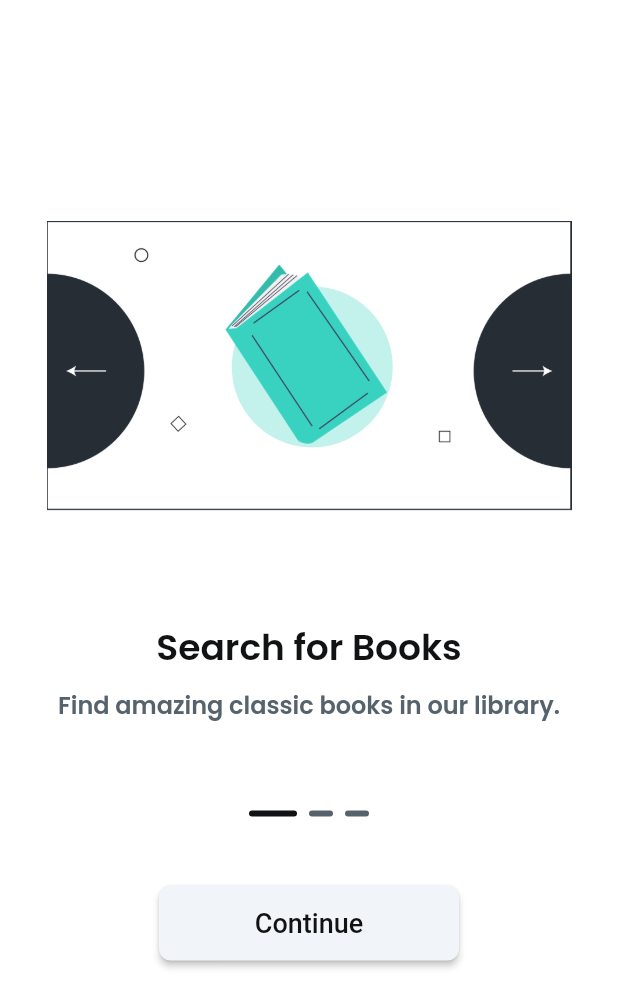
After one commit to Stevevhan/ElectroKart, a Flutter app: the OnboardingWidget screen opened by its route, on a phone screen of 412 x 824 dp. The commit adds this screen. Shown: the top 1008 px of the screen. Run offline on Flutter 3.47's test engine with Material 2 defaults, Android fonts, the phone set to English and light mode, and no system bars; drawn by our look-alikes of auto_size_text, smooth_page_indicator; our stand-ins replace built_collection, built_value, cached_network_image, cloud_firestore, easy_debounce, expandable and 23 more; missing offline and left inert: dash_chat, json_path, mime_type, text_search; accounts and stored records are empty; network calls fail; Roboto replaces fonts that are missing (Lexend Deca).

Commit message:
Updating to latest FlutterFlow output.

```diff
--- a/lib/flutter_flow/nav/nav.dart
+++ b/lib/flutter_flow/nav/nav.dart
@@ -184,6 +184,16 @@ GoRouter createRouter(AppStateNotifier appStateNotifier) => GoRouter(
               name: 'Verify_Email',
               path: 'verifyEmail',
               builder: (context, params) => VerifyEmailWidget(),
+            ),
+            FFRoute(
+              name: 'Onboarding',
+              path: 'onboarding',
+              builder: (context, params) => OnboardingWidget(),
+            ),
+            FFRoute(
+              name: 'Report',
+              path: 'report',
+              builder: (context, params) => ReportWidget(),
             )
           ].map((r) => r.toRoute(appStateNotifier)).toList(),
         ).toRoute(appStateNotifier),
--- a/lib/index.dart
+++ b/lib/index.dart
@@ -15,3 +15,5 @@ export 'searchpage/searchpage_widget.dart' show SearchpageWidget;
 export 'easter_egg/easter_egg_widget.dart' show EasterEggWidget;
 export 'terms_ofservice/terms_ofservice_widget.dart' show TermsOfserviceWidget;
 export 'verify_email/verify_email_widget.dart' show VerifyEmailWidget;
+export 'onboarding/onboarding_widget.dart' show OnboardingWidget;
+export 'report/report_widget.dart' show ReportWidget;
--- /dev/null
+++ b/lib/onboarding/onboarding_widget.dart
@@ -0,0 +1,318 @@
+import '../flutter_flow/flutter_flow_theme.dart';
+import '../flutter_flow/flutter_flow_util.dart';
+import '../flutter_flow/flutter_flow_widgets.dart';
+import 'package:smooth_page_indicator/smooth_page_indicator.dart'
+    as smooth_page_indicator;
+import 'package:flutter/material.dart';
+import 'package:flutter_spinkit/flutter_spinkit.dart';
+import 'package:google_fonts/google_fonts.dart';
+import 'package:provider/provider.dart';
+
+class OnboardingWidget extends StatefulWidget {
+  const OnboardingWidget({Key? key}) : super(key: key);
+
+  @override
+  _OnboardingWidgetState createState() => _OnboardingWidgetState();
+}
+
+class _OnboardingWidgetState extends State<OnboardingWidget> {
+  PageController? pageViewController;
+  final scaffoldKey = GlobalKey<ScaffoldState>();
+
+  @override
+  Widget build(BuildContext context) {
+    context.watch<FFAppState>();
+
+    return Scaffold(
+      key: scaffoldKey,
+      backgroundColor: FlutterFlowTheme.of(context).secondaryBackground,
+      body: Column(
+        mainAxisSize: MainAxisSize.max,
+        children: [
+          Padding(
+            padding: EdgeInsetsDirectional.fromSTEB(0, 60, 0, 0),
+            child: Row(
+              mainAxisSize: MainAxisSize.max,
+              mainAxisAlignment: MainAxisAlignment.center,
+              children: [],
+            ),
+          ),
+          Row(
+            mainAxisSize: MainAxisSize.max,
+            children: [
+              Expanded(
+                child: Container(
+                  width: double.infinity,
+                  height: MediaQuery.of(context).size.height * 0.6,
+                  child: Stack(
+                    children: [
+                      Padding(
+                        padding: EdgeInsetsDirectional.fromSTEB(0, 0, 0, 30),
+                        child: PageView(
+                          controller: pageViewController ??=
+                              PageController(initialPage: 0),
+                          scrollDirection: Axis.horizontal,
+                          children: [
+                            Container(
+                              width: 100,
+                              height: 100,
+                              decoration: BoxDecoration(),
+                              child: Column(
+                                mainAxisSize: MainAxisSize.max,
+                                mainAxisAlignment: MainAxisAlignment.center,
+                                children: [
+                                  Row(
+                                    mainAxisSize: MainAxisSize.max,
+                                    mainAxisAlignment: MainAxisAlignment.center,
+                                    children: [
+                                      Padding(
+                                        padding: EdgeInsetsDirectional.fromSTEB(
+                                            0, 0, 0, 20),
+                                        child: Image.asset(
+                                          'assets/images/onboarding_1.png',
+                                          width: 350,
+                                          height: 300,
+                                          fit: BoxFit.fitWidth,
+                                        ),
+                                      ),
+                                    ],
+                                  ),
+                                  Padding(
+                                    padding: EdgeInsetsDirectional.fromSTEB(
+                                        20, 0, 20, 8),
+                                    child: Row(
+                                      mainAxisSize: MainAxisSize.max,
+                                      children: [
+                                        Expanded(
+                                          child: Text(
+                                            'Search for Books',
+                                            textAlign: TextAlign.center,
+                                            style: FlutterFlowTheme.of(context)
+                                                .title1,
+                                          ),
+                                        ),
+                                      ],
+                                    ),
+                                  ),
+                                  Padding(
+                                    padding: EdgeInsetsDirectional.fromSTEB(
+                                        20, 0, 20, 8),
+                                    child: Row(
+                                      mainAxisSize: MainAxisSize.max,
+                                      children: [
+                                        Expanded(
+                                          child: Text(
+                                            'Find amazing classic books in our library.',
+                                            textAlign: TextAlign.center,
+                                            style: FlutterFlowTheme.of(context)
+                                                .subtitle2,
+                                          ),
+                                        ),
+                                      ],
+                                    ),
+                                  ),
+                                ],
+                              ),
+                            ),
+                            Container(
+                              width: 100,
+                              height: 100,
+                              decoration: BoxDecoration(),
+                              child: Column(
+                                mainAxisSize: MainAxisSize.max,
+                                mainAxisAlignment: MainAxisAlignment.center,
+                                children: [
+                                  Row(
+                                    mainAxisSize: MainAxisSize.max,
+                                    mainAxisAlignment: MainAxisAlignment.center,
+                                    children: [
+                                      Padding(
+                                        padding: EdgeInsetsDirectional.fromSTEB(
+                                            0, 0, 0, 20),
+                                        child: Image.asset(
+                                          'assets/images/onboarding_2.png',
+                                          width: 300,
+                                          height: 300,
+                                          fit: BoxFit.fitWidth,
+                                        ),
+                                      ),
+                                    ],
+                                  ),
+                                  Padding(
+                                    padding: EdgeInsetsDirectional.fromSTEB(
+                                        20, 0, 20, 8),
+                                    child: Row(
+                                      mainAxisSize: MainAxisSize.max,
+                                      children: [
+                                        Expanded(
+                                          child: Text(
+                                            'Purchase Books',
+                                            textAlign: TextAlign.center,
+                                            style: FlutterFlowTheme.of(context)
+                                                .title1,
+                                          ),
+                                        ),
+                                      ],
+                                    ),
+                                  ),
+                                  Padding(
+                                    padding: EdgeInsetsDirectional.fromSTEB(
+                                        20, 0, 20, 8),
+                                    child: Row(
+                                      mainAxisSize: MainAxisSize.max,
+                                      children: [
+                                        Expanded(
+                                          child: Text(
+                                            'Buy and view all your favorite books you find in this library.',
+                                            textAlign: TextAlign.center,
+                                            style: FlutterFlowTheme.of(context)
+                                                .subtitle2,
+                                          ),
+                                        ),
+                                      ],
+                                    ),
+                                  ),
+                                ],
+                              ),
+                            ),
+                            Container(
+                              width: 100,
+                              height: 100,
+                              decoration: BoxDecoration(),
+                              child: Column(
+                                mainAxisSize: MainAxisSize.max,
+                                mainAxisAlignment: MainAxisAlignment.center,
+                                children: [
+                                  Row(
+                                    mainAxisSize: MainAxisSize.max,
+                                    mainAxisAlignment: MainAxisAlignment.center,
+                                    children: [
+                                      Padding(
+                                        padding: EdgeInsetsDirectional.fromSTEB(
+                                            0, 30, 0, 30),
+                                        child: Image.asset(
+                                          'assets/images/onboarding_3.png',
+                                          width: 300,
+                                          height: 250,
+                                          fit: BoxFit.fitWidth,
+                                        ),
+                                      ),
+                                    ],
+                                  ),
+                                  Padding(
+                                    padding: EdgeInsetsDirectional.fromSTEB(
+                                        20, 0, 20, 8),
+                                    child: Row(
+                                      mainAxisSize: MainAxisSize.max,
+                                      children: [
+                                        Expanded(
+                                          child: Text(
+                                            'Review Purchases',
+                                            textAlign: TextAlign.center,
+                                            style: FlutterFlowTheme.of(context)
+                                                .title1,
+                                          ),
+                                        ),
+                                      ],
+                                    ),
+                                  ),
+                                  Padding(
+                                    padding: EdgeInsetsDirectional.fromSTEB(
+                                        20, 0, 20, 8),
+                                    child: Row(
+                                      mainAxisSize: MainAxisSize.max,
+                                      children: [
+                                        Expanded(
+                                          child: Text(
+                                            'Keep track of all your purchases that you have made, want to trade books in? Go ahead and list them for exchange.',
+                                            textAlign: TextAlign.center,
+                                            style: FlutterFlowTheme.of(context)
+                                                .subtitle2,
+                                          ),
+                                        ),
+                                      ],
+                                    ),
+                                  ),
+                                ],
+                              ),
+                            ),
+                          ],
+                        ),
+                      ),
+                      Align(
+                        alignment: AlignmentDirectional(0, 1),
+                        child: Padding(
+                          padding: EdgeInsetsDirectional.fromSTEB(0, 0, 0, 10),
+                          child: smooth_page_indicator.SmoothPageIndicator(
+                            controller: pageViewController ??=
+                                PageController(initialPage: 0),
+                            count: 3,
+                            axisDirection: Axis.horizontal,
+                            onDotClicked: (i) {
+                              pageViewController!.animateToPage(
+                                i,
+                                duration: Duration(milliseconds: 500),
+                                curve: Curves.ease,
+                              );
+                            },
+                            effect: smooth_page_indicator.ExpandingDotsEffect(
+                              expansionFactor: 2,
+                              spacing: 8,
+                              radius: 16,
+                              dotWidth: 16,
+                              dotHeight: 4,
+                              dotColor:
+                                  FlutterFlowTheme.of(context).secondaryText,
+                              activeDotColor:
+                                  FlutterFlowTheme.of(context).primaryText,
+                              paintStyle: PaintingStyle.fill,
+                            ),
+                          ),
+                        ),
+                      ),
+                    ],
+                  ),
+                ),
+              ),
+            ],
+          ),
+          Padding(
+            padding: EdgeInsetsDirectional.fromSTEB(0, 20, 0, 0),
+            child: Row(
+              mainAxisSize: MainAxisSize.max,
+              mainAxisAlignment: MainAxisAlignment.center,
+              children: [
+                Padding(
+                  padding: EdgeInsetsDirectional.fromSTEB(0, 16, 0, 0),
+                  child: FFButtonWidget(
+                    onPressed: () {
+                      print('Button pressed ...');
+                    },
+                    text: 'Continue',
+                    options: FFButtonOptions(
+                      width: 200,
+                      height: 50,
+                      color: FlutterFlowTheme.of(context).primaryBackground,
+                      textStyle:
+                          FlutterFlowTheme.of(context).subtitle1.override(
+                                fontFamily: 'Lexend Deca',
+                                color: FlutterFlowTheme.of(context).primaryText,
+                                fontSize: 18,
+                                fontWeight: FontWeight.w500,
+                              ),
+                      elevation: 2,
+                      borderSide: BorderSide(
+                        color: Colors.transparent,
+                        width: 1,
+                      ),
+                    ),
+                  ),
+                ),
+              ],
+            ),
+          ),
+        ],
+      ),
+    );
+  }
+}
--- a/pubspec.yaml
+++ b/pubspec.yaml
@@ -77,6 +77,7 @@ dependencies:
   sign_in_with_apple_platform_interface: 1.0.0
   sign_in_with_apple_web: 1.0.1
   simple_gradient_text: 1.2.3
+  smooth_page_indicator: 1.0.0+2
   sqflite: 2.2.0+2
   substring_highlight: 1.0.33
   text_search: 0.0.2
```
Also changed, not shown: lib/login/login_widget.dart (+5 -14 lines), lib/product_details/product_details_widget.dart (+32 -1 lines), lib/report/report_widget.dart (added, +222 -0 lines), lib/verify_email/verify_email_widget.dart (+16 -3 lines), assets/images/onboarding_1.png (added), assets/images/onboarding_2.png (added), assets/images/onboarding_3.png (added).
